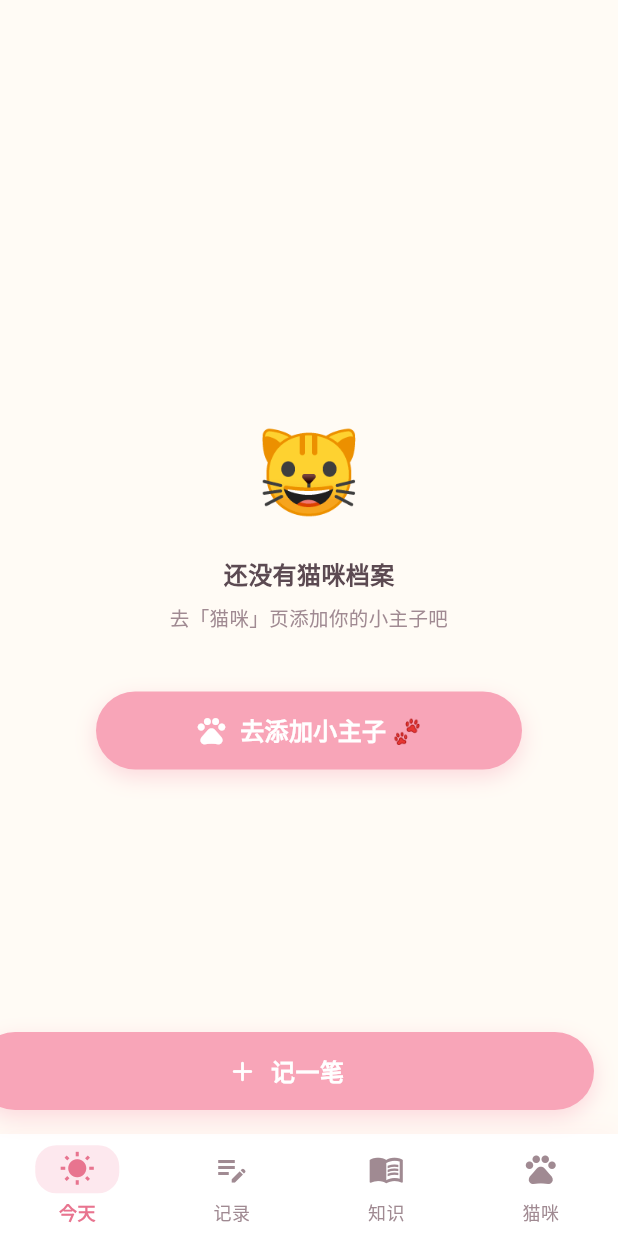
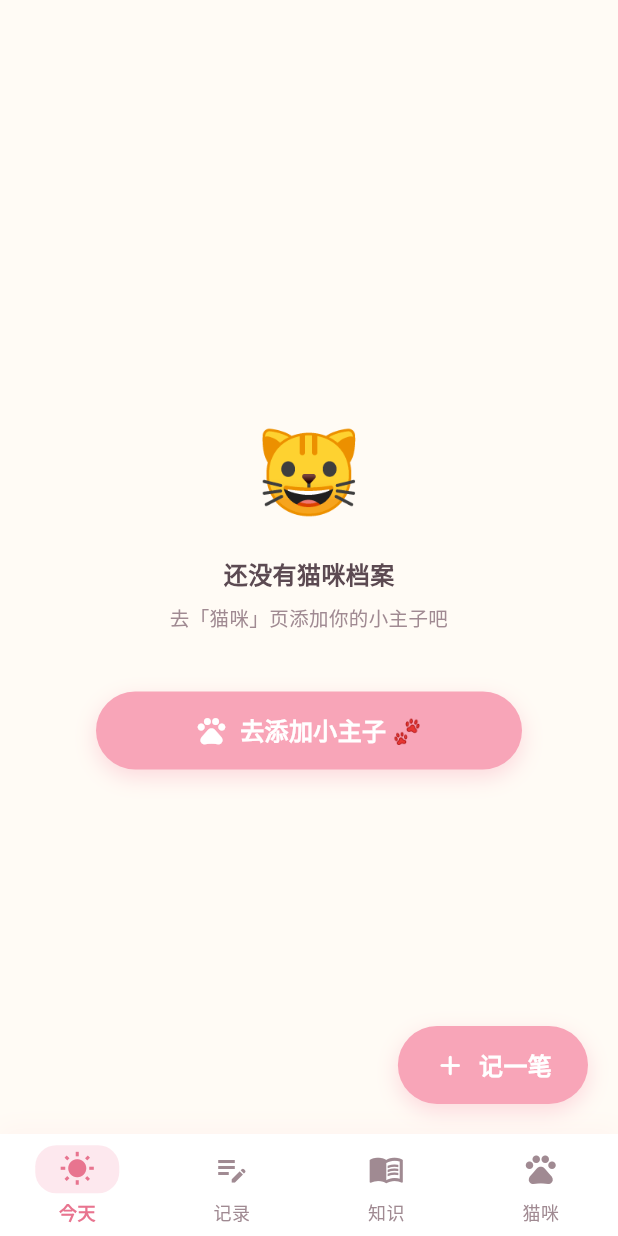
Before and after one commit to lvliang666666/ecat, a Flutter app: the HomePage screen opened directly, on a phone screen of 412 x 824 dp. Run offline on Flutter 3.47's test engine with Material 3 defaults, Android fonts, the phone set to English and light mode, and no system bars; our stand-ins replace fl_chart, flutter_local_notifications, shared_preferences, timezone; missing offline and left inert: file_selector; accounts and stored records are empty.

Commit message:
fix(ui): 记一笔按钮仅今天/记录页显示，不再全页面强制出现

```diff
--- a/lib/main.dart
+++ b/lib/main.dart
@@ -143,11 +143,18 @@ class _HomePageState extends State<HomePage> {
     return Scaffold(
       body: pages[_index],
       // 右下角悬浮「记一笔」：快捷记录弹窗（喂食/体重/健康三合一）
-      floatingActionButton: PawButton(
-        label: '记一笔',
-        icon: Icons.add_rounded,
-        onTap: () => openQuickRecord(context),
-      ),
+      // 仅「今天」「记录」两个 Tab 显示（知识/猫咪页不出现）
+      floatingActionButton: _index == 0 || _index == 1
+          ? Padding(
+              padding: const EdgeInsets.only(right: 4, bottom: 4),
+              child: PawButton(
+                label: '记一笔',
+                icon: Icons.add_rounded,
+                expanded: false,
+                onTap: () => openQuickRecord(context),
+              ),
+            )
+          : null,
       floatingActionButtonLocation: FloatingActionButtonLocation.endFloat,
       // 底栏：CuteNav 每项独立按压反馈（放大 + 震动）
       // 顺序：今天 / 记录 / 知识（Agent 入口）/ 猫咪（档案设置）
```
